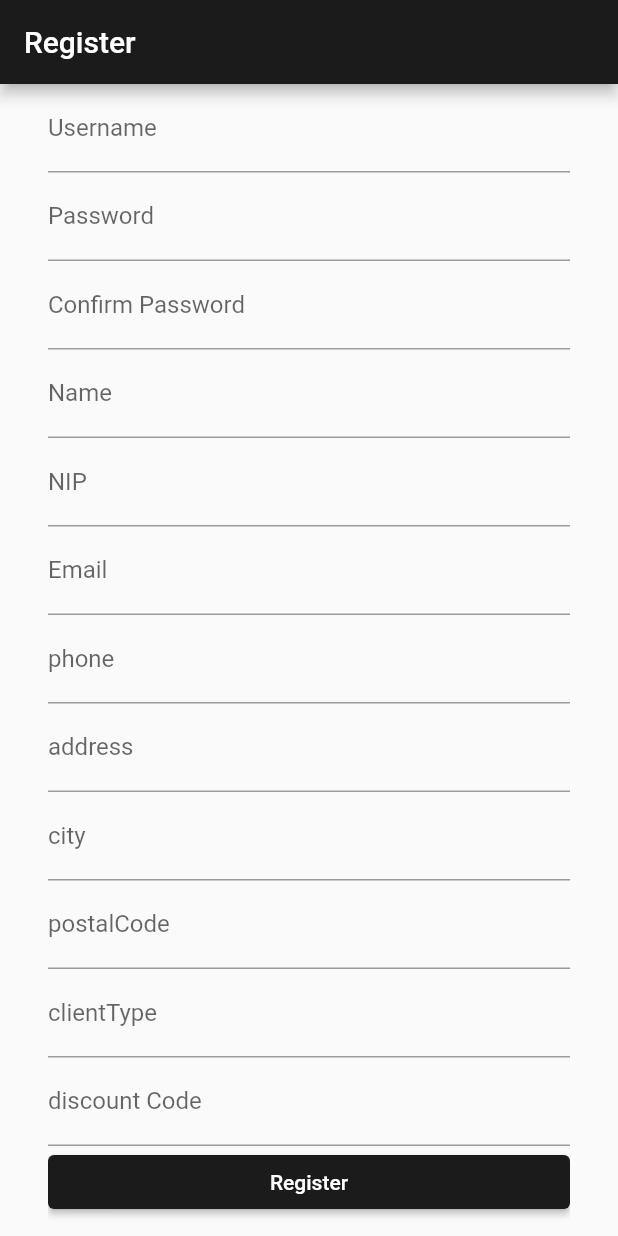
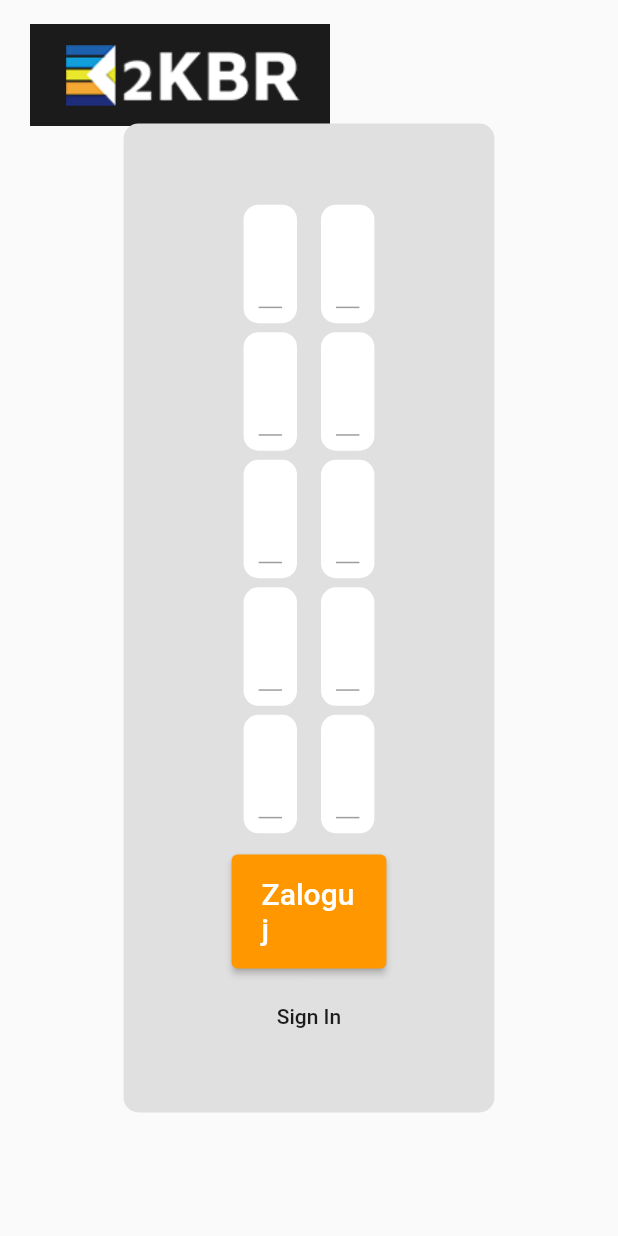
Before and after one commit to Janowak536/WebKBR, a Flutter app: the RegisterPage screen opened directly, on a phone screen of 412 x 824 dp. Run offline on Flutter 3.47's test engine with Material 2 defaults, Android fonts, the phone set to English and light mode, and no system bars; our stand-ins replace shared_preferences; accounts and stored records are empty.

Commit message:
register page and changes in dto

```diff
--- a/flutter_2kbr/lib/data/models/dtos/user_register_dto.dart
+++ b/flutter_2kbr/lib/data/models/dtos/user_register_dto.dart
@@ -2,7 +2,6 @@
   String username;
   String password;
   String confirmPassword;
-  int clientId;
   String name;
   String nip;
   String phone;
@@ -15,7 +14,6 @@
     required this.username,
     required this.password,
     required this.confirmPassword,
-    required this.clientId,
     required this.name,
     required this.nip,
     required this.phone,
@@ -29,7 +27,6 @@
         'Username': username,
         'Password': password,
         'ConfirmPassword': confirmPassword,
-        'ClientId': clientId,
         'Name': name,
         'NIP': nip,
         'Phone': phone,
--- a/flutter_2kbr/lib/pages/register_page.dart
+++ b/flutter_2kbr/lib/pages/register_page.dart
@@ -1,8 +1,11 @@
 import 'package:flutter/material.dart';
 import 'package:flutter_2kbr/data/models/dtos/user_register_dto.dart';
 import 'package:flutter_2kbr/data/services/api_service.dart';
+import 'package:flutter_2kbr/pages/home_page.dart';
 import 'package:flutter_2kbr/pages/login_page.dart';
+import 'package:flutter_2kbr/providers/auth_provider.dart';
 import 'package:flutter_2kbr/widgets/navigate_animation.dart';
+import 'package:provider/provider.dart';
 
 class RegisterPage extends StatefulWidget {
   @override
@@ -21,105 +24,108 @@
   TextEditingController _addressController = TextEditingController();
   TextEditingController _cityController = TextEditingController();
   TextEditingController _postalCodeController = TextEditingController();
-  TextEditingController _clientTypeController = TextEditingController();
-  TextEditingController _discountCodeController = TextEditingController();
 
   @override
   Widget build(BuildContext context) {
     return Scaffold(
-      appBar: AppBar(
-        title: const Text('Register'),
+      body: Stack(
+        children: [
+          Positioned(
+            top: -50,
+            left: 20,
+            child: GestureDetector(
+              onTap: () async {
+                await Navigator.of(context).pushAndRemoveUntil(
+                  PageRouteBuilder(
+                    pageBuilder: (context, animation, secondaryAnimation) =>
+                        HomePage(),
+                    transitionDuration: Duration(seconds: 0),
+                    transitionsBuilder:
+                        (context, animation, secondaryAnimation, child) {
+                      return child;
+                    },
                   ),
-      body: Center(
+                  (route) => false,
+                );
+              },
+              child: Image.asset('assets/logo.png', width: 200, height: 200),
+            ),
+          ),
+          Center(
+            child: Container(
+              decoration: BoxDecoration(
+                borderRadius: BorderRadius.circular(10.0),
+                color: Colors.grey.shade300,
+              ),
+              padding: EdgeInsets.all(40),
+              height:
+                  MediaQuery.of(context).size.height * 0.8, // Updated height
+              width: MediaQuery.of(context).size.width * 0.6,
               child: Padding(
                 padding: EdgeInsets.symmetric(horizontal: 32),
-          child: ListView(
+                child: Column(
+                  mainAxisAlignment: MainAxisAlignment.center,
                   children: [
-              TextField(
-                controller: _usernameController,
-                decoration: InputDecoration(labelText: 'Username'),
+                    Expanded(
+                      child: Row(
+                        children: [
+                          Expanded(
+                            child: Padding(
+                              padding: EdgeInsets.all(8.0),
+                              child: _buildFormColumn(
+                                [
+                                  _usernameController,
+                                  _passwordController,
+                                  _confirmPasswordController,
+                                  _nameController,
+                                  _nipController,
+                                ],
+                                [
+                                  'Username',
+                                  'Password',
+                                  'Confirm Password',
+                                  'Name',
+                                  'NIP'
+                                ],
                               ),
-              TextField(
-                controller: _passwordController,
-                decoration: InputDecoration(labelText: 'Password'),
-                obscureText: true,
                             ),
-              TextField(
-                controller: _confirmPasswordController,
-                decoration: InputDecoration(labelText: 'Confirm Password'),
-                obscureText: true,
                           ),
-              TextField(
-                controller: _nameController,
-                decoration: InputDecoration(labelText: 'Name'),
+                          Expanded(
+                            child: Padding(
+                              padding: EdgeInsets.all(8.0),
+                              child: _buildFormColumn(
+                                [
+                                  _emailController,
+                                  _phoneController,
+                                  _addressController,
+                                  _cityController,
+                                  _postalCodeController,
+                                ],
+                                [
+                                  'Email',
+                                  'Phone',
+                                  'Address',
+                                  'City',
+                                  'Postal Code'
+                                ],
                               ),
-              TextField(
-                controller: _nipController,
-                decoration: InputDecoration(labelText: 'NIP'),
                             ),
-              TextField(
-                controller: _emailController,
-                decoration: InputDecoration(labelText: 'Email'),
                           ),
-              TextField(
-                controller: _phoneController,
-                decoration: InputDecoration(labelText: 'phone'),
+                        ],
                       ),
-              TextField(
-                controller: _addressController,
-                decoration: InputDecoration(labelText: 'address'),
-              ),
-              TextField(
-                controller: _cityController,
-                decoration: InputDecoration(labelText: 'city'),
-              ),
-              TextField(
-                controller: _postalCodeController,
-                decoration: InputDecoration(labelText: 'postalCode'),
-              ),
-              TextField(
-                controller: _clientTypeController,
-                decoration: InputDecoration(labelText: 'clientType'),
-              ),
-              TextField(
-                controller: _discountCodeController,
-                decoration: InputDecoration(labelText: 'discount Code'),
                     ),
                     ElevatedButton(
-                onPressed: () async {
-                  if (_passwordController.text ==
-                      _confirmPasswordController.text) {
-                    UserRegisterDto dto = UserRegisterDto(
-                        username: _usernameController.text,
-                        password: _passwordController.text,
-                        confirmPassword: _confirmPasswordController.text,
-                        clientId: int.tryParse(_clientIdController.text) ?? 0,
-                        name: _nameController.text,
-                        nip: _nipController.text,
-                        phone: _phoneController.text,
-                        email: _emailController.text,
-                        address: _addressController.text,
-                        city: _cityController.text,
-                        postalCode: _postalCodeController.text);
-                    try {
-                      await ApiService().register(dto);
-                      ScaffoldMessenger.of(context).showSnackBar(
-                        SnackBar(content: Text('Registered successfully')),
-                      );
-                      navigateWithoutAnimation(context, LoginPage());
-                    } catch (e) {
-                      print(e);
-                      ScaffoldMessenger.of(context).showSnackBar(
-                        SnackBar(content: Text('Failed to register')),
-                      );
-                    }
-                  } else {
-                    ScaffoldMessenger.of(context).showSnackBar(
-                      SnackBar(content: Text('Passwords do not match')),
-                    );
-                  }
-                },
-                child: const Text('Register'),
+                      onPressed: _performLogin,
+                      style: ButtonStyle(
+                        backgroundColor:
+                            MaterialStateProperty.all(Colors.orange),
+                        padding: MaterialStateProperty.all(
+                            EdgeInsets.symmetric(horizontal: 20, vertical: 15)),
+                      ),
+                      child: Text(
+                        'Zaloguj',
+                        style: TextStyle(fontSize: 20),
+                      ),
                     ),
                     SizedBox(height: 8),
                     TextButton(
@@ -132,6 +138,84 @@
                 ),
               ),
             ),
+          ),
+        ],
+      ),
+    );
+  }
+
+  Column _buildFormColumn(
+      List<TextEditingController> controllers, List<String> labels) {
+    return Column(
+      mainAxisAlignment: MainAxisAlignment.spaceEvenly,
+      children: List<Widget>.generate(controllers.length, (index) {
+        return Container(
+          decoration: BoxDecoration(
+            borderRadius: BorderRadius.circular(10.0),
+            color: Colors.white,
+          ),
+          padding: EdgeInsets.all(10.0),
+          child: TextField(
+            controller: controllers[index],
+            decoration: InputDecoration(
+              labelText: labels[index],
+              border: UnderlineInputBorder(),
+            ),
+          ),
+        );
+      }),
+    );
+  }
+
+  Future<void> _performLogin() async {
+    if (_passwordController.text != _confirmPasswordController.text) {
+      ScaffoldMessenger.of(context).showSnackBar(
+        SnackBar(content: Text('Passwords do not match')),
+      );
+      return;
+    }
+
+    try {
+      UserRegisterDto newUser = UserRegisterDto(
+        username: _usernameController.text,
+        password: _passwordController.text,
+        confirmPassword: _confirmPasswordController.text,
+        name: _nameController.text,
+        nip: _nipController.text,
+        email: _emailController.text,
+        phone: _phoneController.text,
+        address: _addressController.text,
+        city: _cityController.text,
+        postalCode: _postalCodeController.text,
+      );
+
+      await ApiService().register(newUser);
+
+      String jwt = await ApiService().login(
+        _usernameController.text,
+        _passwordController.text,
+      );
+
+      bool isAdmin = await ApiService().isAdmin();
+
+      Provider.of<AuthProvider>(context, listen: false).isAdmin = isAdmin;
+      Provider.of<AuthProvider>(context, listen: false).toggleLoginStatus();
+
+      if (!mounted) return;
+
+      ScaffoldMessenger.of(context).showSnackBar(
+        SnackBar(content: Text('Registration and login successfully')),
+      );
+
+      await navigateWithoutAnimation(context, HomePage());
+    } catch (e) {
+      if (!mounted) return;
+
+      print(e);
+
+      ScaffoldMessenger.of(context).showSnackBar(
+        SnackBar(content: Text('Failed to Register/Login')),
       );
     }
   }
+}
```
Lines whose indentation alone changed are shown as unchanged.
